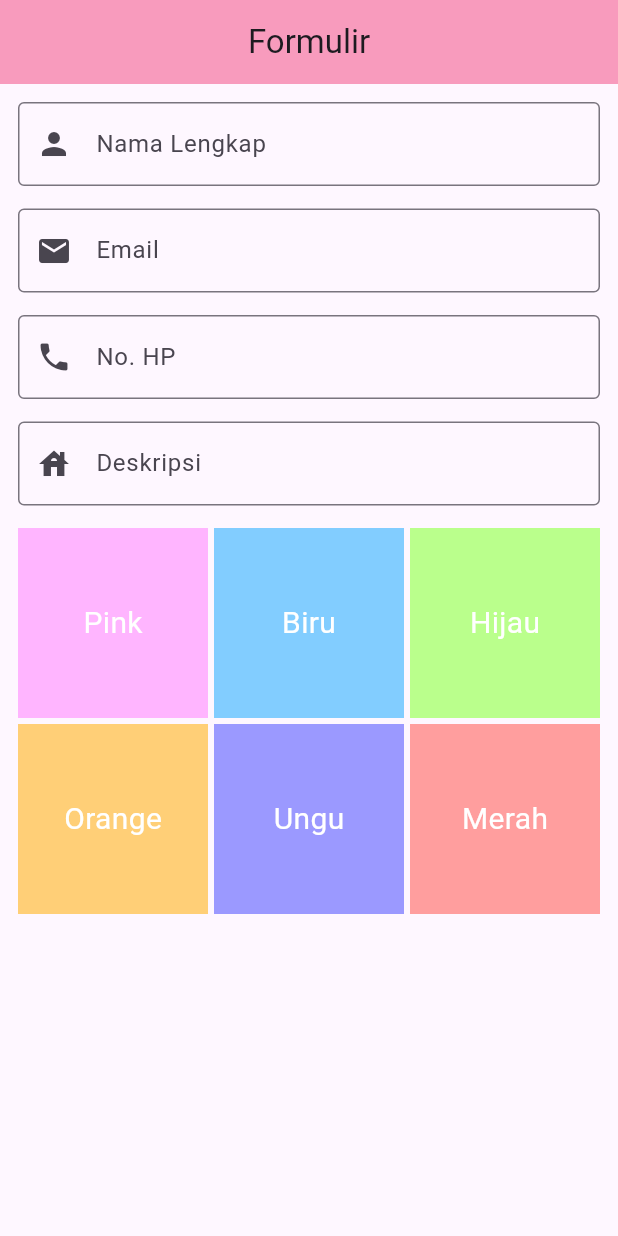
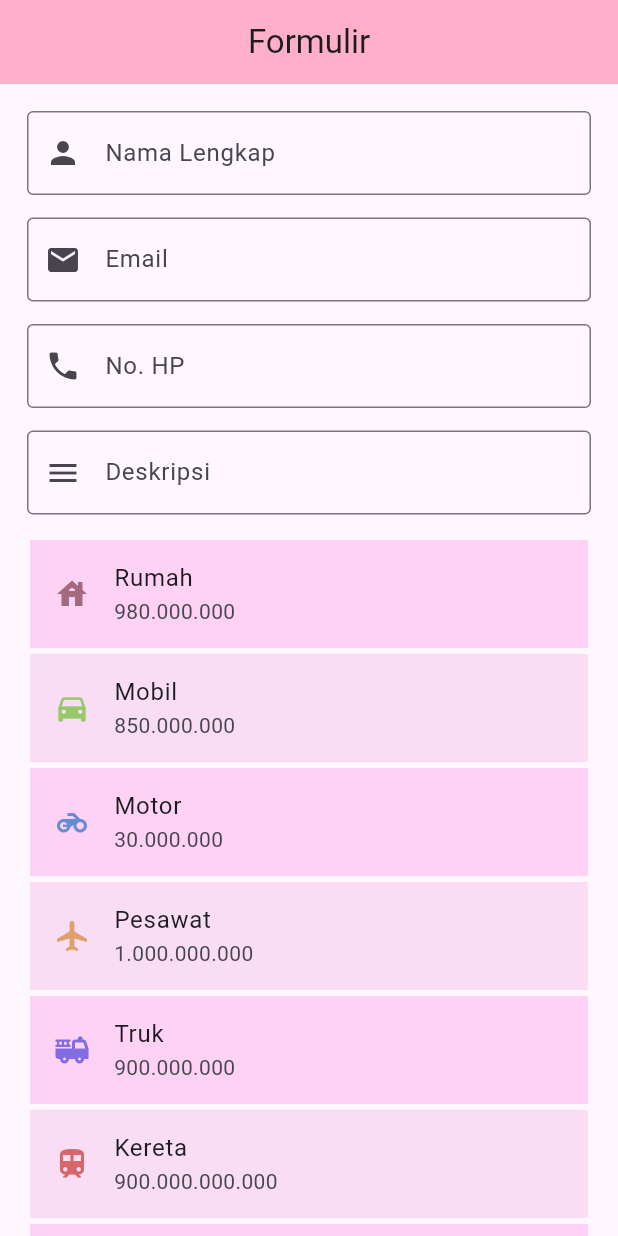
Before and after one commit to nhishaaulia/tugas_PPKD3, a Flutter app: the screen it shows after launch, on a phone screen of 412 x 824 dp. Run offline on Flutter 3.47's test engine with Material 3 defaults, Android fonts, the phone set to English and light mode, and no system bars.

Commit message:
tugasflutter4

```diff
--- /dev/null
+++ b/lib/Tugas Flutter/tugas_4.dart
@@ -0,0 +1,168 @@
+import 'package:flutter/material.dart';
+
+class Tugas4 extends StatelessWidget {
+  const Tugas4({super.key});
+
+  @override
+  Widget build(BuildContext context) {
+    return  Scaffold(
+      appBar: AppBar(title: Text("Formulir"),
+      backgroundColor: const Color.fromARGB(255, 255, 175, 202),
+      centerTitle: true,),
+      body: Padding(
+        padding: const EdgeInsets.all(18.0),
+        child: ListView(
+          children: [
+              Row(
+                children: [
+                  // Formulir Pengguna
+                  ]),
+                  TextField(
+                    decoration: InputDecoration(
+                    labelText: "Nama Lengkap",
+                    hintText: "Masukkan Nama Anda",
+                    prefixIcon: Icon(Icons.person),
+                    border: OutlineInputBorder())), SizedBox(
+                    height: 15),
+
+              Row(
+                children: [
+                  ]),
+                  TextField(
+                    decoration: InputDecoration(
+                    labelText: "Email",
+                    hintText: "Masukkan Email Anda",
+                    prefixIcon: Icon(Icons.email),
+                    border: OutlineInputBorder())), SizedBox(
+                    height: 15),
+              Row(
+                children: [
+                  ]),
+                  TextField(
+                    decoration: InputDecoration(
+                    labelText: "No. HP",
+                    hintText: "Masukkan No Handphone Anda",
+                    prefixIcon: Icon(Icons.phone),
+                    border: OutlineInputBorder())), SizedBox(
+                    height: 15),
+              Row(
+                children: [
+                  ]),
+                  TextField(
+                    decoration: InputDecoration(
+                    labelText: "Deskripsi",
+                    hintText: "Masukkan Deskripsi Anda",
+                    prefixIcon: Icon(Icons.menu),
+                    border: OutlineInputBorder())), SizedBox(
+                    height: 15),
+
+               Row(
+                children: [
+                  ]),
+                  Padding(
+                    padding: const EdgeInsets.all(2.0),
+                    child: ListTile(
+                        title: Text("Rumah"),
+                        tileColor: const Color.fromARGB(255, 253, 210, 244),
+                        subtitle: Text("980.000.000"),
+                        leading: Icon(Icons.house, color: const Color.fromARGB(255, 163, 106, 125)),
+                        onTap: () {
+                        },
+                      ),
+                    ),
+
+               Row(
+                children: [
+                  ]),
+                  Padding(
+                    padding: const EdgeInsets.all(2.0),
+                    child: ListTile(
+                      title: Text("Mobil"),
+                      tileColor: const Color.fromARGB(255, 248, 221, 244),
+                      subtitle: Text("850.000.000"),
+                      leading: Icon(Icons.directions_car, color: const Color.fromARGB(255, 151, 201, 105)),
+                      onTap: () {
+                      },
+                    ),
+                  ),
+
+              Row(
+                children: [
+                  ]),
+                  Padding(
+                    padding: const EdgeInsets.all(2.0),
+                    child: ListTile(
+                      title: Text("Motor"),
+                      tileColor: const Color.fromARGB(255, 253, 210, 244),
+                      subtitle: Text("30.000.000"),
+                      leading: Icon(Icons.motorcycle, color: const Color.fromARGB(255, 102, 141, 212)),
+                      onTap: () {
+                      },
+                    ),
+                  ),
+
+              Row(
+                children: [
+                  ]),
+                  Padding(
+                    padding: const EdgeInsets.all(2.0),
+                    child: ListTile(
+                      title: Text("Pesawat"),
+                      tileColor: const Color.fromARGB(255, 248, 221, 244),
+                      subtitle: Text("1.000.000.000"),
+                      leading: Icon(Icons.airplanemode_active, color: const Color.fromARGB(255, 224, 160, 108)),
+                      onTap: () {
+                      },
+                    ),
+                  ),
+
+              Row(
+                children: [
+                  ]),
+                  Padding(
+                    padding: const EdgeInsets.all(2.0),
+                    child: ListTile(
+                      title: Text("Truk"),
+                      tileColor: const Color.fromARGB(255, 253, 210, 244),
+                      subtitle: Text("900.000.000"),
+                      leading: Icon(Icons.fire_truck, color: const Color.fromARGB(255, 129, 108, 224)),
+                      onTap: () {
+                      },
+                    ),
+                  ),
+
+              Row(
+                children: [
+                  ]),
+                  Padding(
+                    padding: const EdgeInsets.all(2.0),
+                    child: ListTile(
+                      title: Text("Kereta"),
+                      tileColor: const Color.fromARGB(255, 248, 221, 244),
+                      subtitle: Text("900.000.000.000"),
+                      leading: Icon(Icons.train, color: const Color.fromARGB(255, 212, 103, 103)),
+                      onTap: () {
+                      },
+                    ),
+                  ),
+
+              Row(
+                children: [
+                  ]),
+                  Padding(
+                    padding: const EdgeInsets.all(2.0),
+                    child: ListTile(
+                      title: Text("Sepeda"),
+                      tileColor: const Color.fromARGB(255, 253, 210, 244),
+                      subtitle: Text("15.000.000"),
+                      leading: Icon(Icons.directions_bike, color: const Color.fromARGB(255, 205, 212, 107)),
+                      onTap: () {
+                      },
+                    ),
+                  ),
+                ],
+             ),
+           ),
+        );
+      }
+    }
--- a/lib/main.dart
+++ b/lib/main.dart
@@ -1,5 +1,5 @@
 import 'package:flutter/material.dart';
-import 'package:ppkd_b_3/Tugas%20Flutter/tugas_3.dart';
+import 'package:ppkd_b_3/Tugas%20Flutter/tugas_4.dart';
 
 void main() {
   runApp(const MyApp());
@@ -13,7 +13,7 @@ class MyApp extends StatelessWidget {
   Widget build(BuildContext context) {
     return MaterialApp(
       title: 'Flutter Demo',
-      home: Tugas3(),
+      home: Tugas4(),
     );
   }
 }
```
